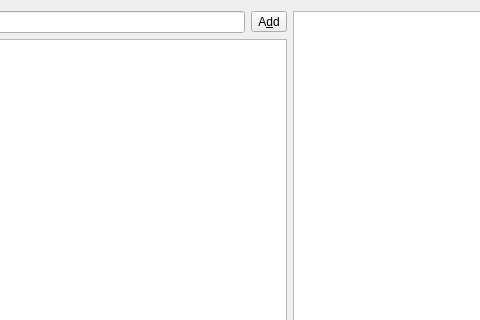
Old version of the form src/ui/TabProductsWidget.ui in the repository wnt-zhp/zarlock-cpp; both pictures show x 103 to 583 and y 0 to 320 of the 786 by 483 pixel window.
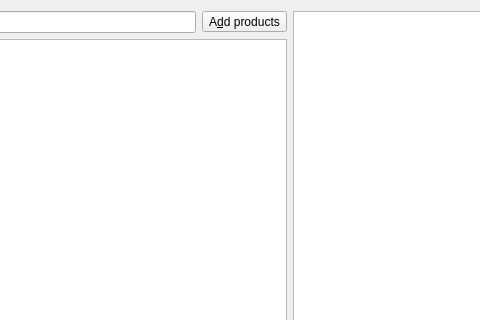
New version of the form. Custom widgets are drawn as their Qt base class.

What changed in the file:
```diff
--- a/src/ui/TabProductsWidget.ui
+++ b/src/ui/TabProductsWidget.ui
@@ -28,7 +28,7 @@
        <item>
         <widget class="QToolButton" name="button_add_prod">
          <property name="text">
-          <string>A&amp;dd</string>
+          <string>A&amp;dd products</string>
          </property>
          <property name="checkable">
           <bool>true</bool>
```
Left out of the diff: 2 changed lines with no effect on the pictures.
